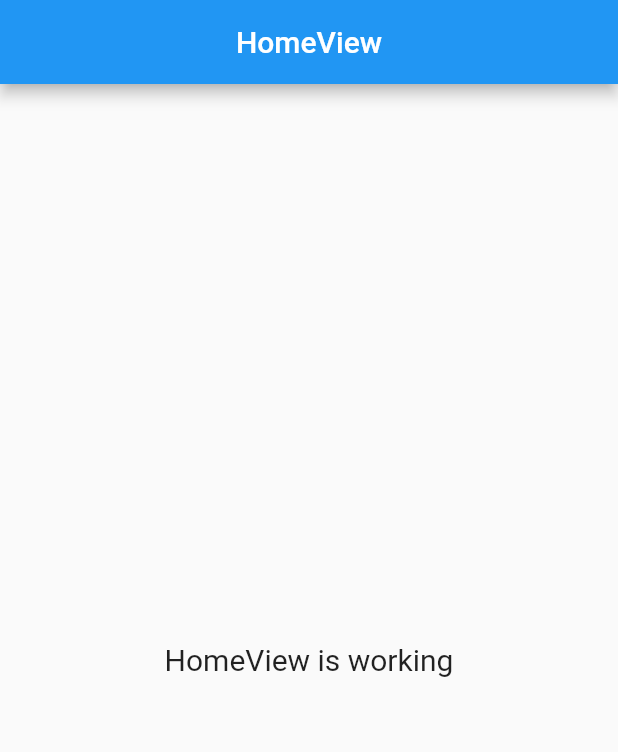
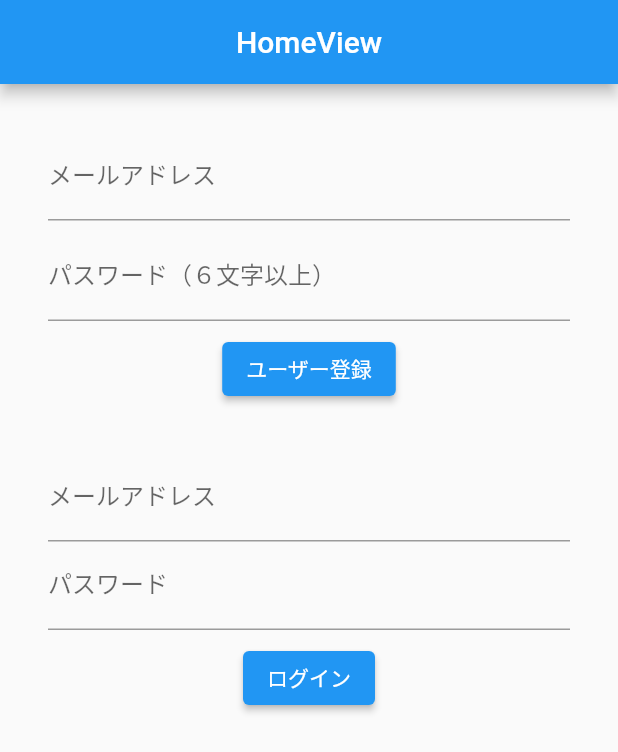
Before and after one commit to a733573/Rickerest, a Flutter app: the screen it shows after launch, on a phone screen of 412 x 824 dp. Shown: the top 752 px of the screen. Run offline on Flutter 3.47's test engine with Material 2 defaults, Android fonts, the phone set to English and light mode, and no system bars; our stand-ins replace firebase_auth, firebase_core, get; accounts and stored records are empty.

Commit message:
ユーザー登録、ログイン作成

```diff
--- a/lib/app/modules/home/controllers/home_controller.dart
+++ b/lib/app/modules/home/controllers/home_controller.dart
@@ -1,5 +1,22 @@
 import 'package:get/get.dart';
 
 class HomeController extends GetxController {
-  //
+  // 入力されたメールアドレス
+  String newUserEmail = '';
+
+  // 入力されたパスワード
+  String newUserPassword = '';
+
+  //　登録・ログインに関する情報を表示
+  final RxString _infoText = ''.obs;
+
+  String get infoText => _infoText.value;
+
+  set infoText(String value) => _infoText.value = value;
+
+  // 入力されたメールアドレス（ログイン）
+  String loginUserEmail = '';
+
+  // 入力されたパスワード（ログイン）
+  String loginUserPassword = '';
 }
--- a/lib/app/modules/home/views/home_view.dart
+++ b/lib/app/modules/home/views/home_view.dart
@@ -1,3 +1,4 @@
+import 'package:firebase_auth/firebase_auth.dart';
 import 'package:flutter/material.dart';
 import 'package:get/get.dart';
 
@@ -13,10 +14,87 @@ class HomeView extends GetView<HomeController> {
         title: const Text('HomeView'),
         centerTitle: true,
       ),
-      body: const Center(
-        child: Text(
-          'HomeView is working',
-          style: TextStyle(fontSize: 20),
+      body: Center(
+        child: Container(
+          padding: const EdgeInsets.all(32),
+          child: Column(
+            children: <Widget>[
+              TextFormField(
+                // テキスト入力のラベルを設定
+                decoration: const InputDecoration(labelText: 'メールアドレス'),
+                onChanged: (String value) {
+                  controller.newUserEmail = value;
+                },
+              ),
+              const SizedBox(height: 8),
+              TextFormField(
+                decoration: const InputDecoration(labelText: 'パスワード（６文字以上）'),
+                // パスワードが見えないようにする
+                obscureText: true,
+                onChanged: (String value) {
+                  controller.newUserPassword = value;
+                },
+              ),
+              const SizedBox(height: 8),
+              ElevatedButton(
+                onPressed: () async {
+                  try {
+                    // メール/パスワードでユーザー登録
+                    final FirebaseAuth auth = FirebaseAuth.instance;
+                    final UserCredential result =
+                        await auth.createUserWithEmailAndPassword(
+                      email: controller.newUserEmail,
+                      password: controller.newUserPassword,
+                    );
+                    // 登録したユーザー情報
+                    final User user = result.user!;
+                    controller.infoText = '登録OK：${user.email}';
+                  } on Exception catch (e) {
+                    // 登録に失敗した場合
+                    controller.infoText = '登録NG：${e.toString()}';
+                  }
+                },
+                child: const Text('ユーザー登録'),
+              ),
+              const SizedBox(height: 32),
+              TextFormField(
+                decoration: const InputDecoration(labelText: 'メールアドレス'),
+                onChanged: (String value) {
+                  controller.loginUserEmail = value;
+                },
+              ),
+              TextFormField(
+                decoration: const InputDecoration(labelText: 'パスワード'),
+                obscureText: true,
+                onChanged: (String value) {
+                  controller.loginUserPassword = value;
+                },
+              ),
+              const SizedBox(height: 8),
+              ElevatedButton(
+                onPressed: () async {
+                  try {
+                    // メール/パスワードでログイン
+                    final FirebaseAuth auth = FirebaseAuth.instance;
+                    final UserCredential result =
+                        await auth.signInWithEmailAndPassword(
+                      email: controller.loginUserEmail,
+                      password: controller.loginUserPassword,
+                    );
+                    // ログインに成功した場合
+                    final User user = result.user!;
+                    controller.infoText = 'ログインOK：${user.email}';
+                  } on Exception catch (e) {
+                    // ログインに失敗した場合
+                    controller.infoText = 'ログインNG：${e.toString()}';
+                  }
+                },
+                child: const Text('ログイン'),
+              ),
+              const SizedBox(height: 8),
+              Obx(() => Text(controller.infoText))
+            ],
+          ),
         ),
       ),
     );
--- a/lib/main.dart
+++ b/lib/main.dart
@@ -1,10 +1,12 @@
+import 'package:firebase_core/firebase_core.dart';
 import 'package:flutter/material.dart';
-
 import 'package:get/get.dart';
+import 'package:rickerest/firebase_options.dart';
 
 import 'app/routes/app_pages.dart';
 
-void main() {
+Future<void> main() async {
+  await Firebase.initializeApp(options: DefaultFirebaseOptions.currentPlatform);
   runApp(
     GetMaterialApp(
       title: 'Application',
```
Also changed, not shown: pubspec.yaml (+5 -2 lines), lib/firebase_options.dart (added), pubspec.lock, 9 other files.
